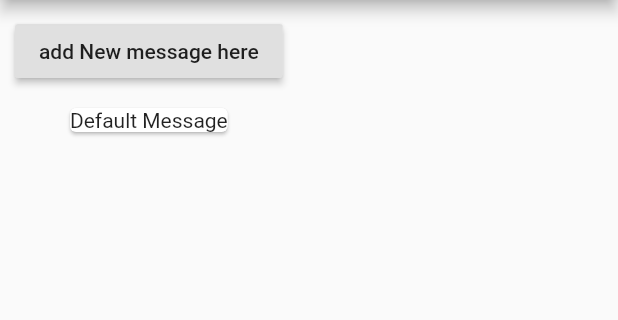
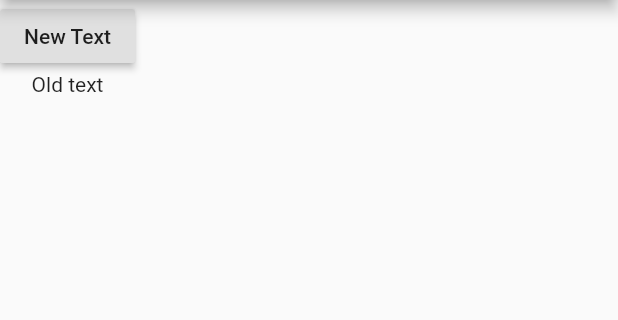
Before and after one commit to ChanM0/Flutter_Practice, a Flutter app: the screen it shows after launch, on a phone screen of 412 x 824 dp, the part 84-404 px from its top. Run offline on Flutter 3.47's test engine with Material 2 defaults, Android fonts, the phone set to English and light mode, and no system bars.

Commit message:
Redid assignment

```diff
--- a/section2/section_2_assignment_1/lib/Manager.dart
+++ /dev/null
@@ -1,47 +0,0 @@
-import 'package:flutter/material.dart';
-
-import './Message.dart';
-
-class Manager extends StatefulWidget {
-  final String message;
-
-  Manager({this.message = 'Default Message'});
-
-  @override
-  State<StatefulWidget> createState() {
-    return _ManagerState();
-  }
-}
-
-class _ManagerState extends State<Manager> {
-  List<String> _messages = [];
-
-  @override
-  void initState() {
-    super.initState();
-    _messages.add(widget.message);
-  }
-
-  @override
-  void didUpdateWidget(Manager oldWidget) {
-    super.didUpdateWidget(oldWidget);
-  }
-
-  @override
-  Widget build(BuildContext context) {
-    return Column(children: [
-      Container(
-        margin: EdgeInsets.all(10.0),
-        child: RaisedButton(
-          onPressed: () {
-            setState(() {
-              _messages.add("New Message");
-            });
-          },
-          child: Text('add New message here'),
-        ),
-      ),
-      Messages(_messages)
-    ]);
-  }
-}
--- a/section2/section_2_assignment_1/lib/Message.dart
+++ /dev/null
@@ -1,22 +0,0 @@
-import 'package:flutter/material.dart';
-
-class Messages extends StatelessWidget {
-  final List<String> messages;
-
-  Messages([this.messages = const []]);
-
-  @override
-  Widget build(BuildContext context) {
-    return Column(
-      children: messages
-          .map(
-            (element) => Card(
-                  child: Column(
-                    children: <Widget>[Text((element))],
-                  ),
-                ),
-          )
-          .toList(),
-    );
-  }
-}
--- a/section2/section_2_assignment_1/lib/main.dart
+++ b/section2/section_2_assignment_1/lib/main.dart
@@ -1,6 +1,6 @@
 import 'package:flutter/material.dart';
 
-import './Manager.dart';
+import './text_control.dart';
 
 void main() => runApp(MyApp());
 
@@ -10,11 +10,10 @@ class MyApp extends StatelessWidget {
     return MaterialApp(
       theme: ThemeData(primaryColor: Colors.deepOrange),
       home: Scaffold(
-        appBar: AppBar(
-          title: Text("Assignment 1"),
-        ),
-        body: Manager(),
-      ),
+          appBar: AppBar(
+            title: Text("Assignment 1"),
+          ),
+          body: TextControl()),
     );
   }
 }
--- /dev/null
+++ b/section2/section_2_assignment_1/lib/text_control.dart
@@ -0,0 +1,31 @@
+import 'package:flutter/material.dart';
+
+import './text_output.dart';
+
+class TextControl extends StatefulWidget {
+  @override
+  State<StatefulWidget> createState() {
+    // TODO: implement createState
+    return _TextControlState();
+  }
+}
+
+class _TextControlState extends State<TextControl> {
+  String _mainText = 'Old text';
+  @override
+  Widget build(BuildContext context) {
+    // TODO: implement build
+    return Column(
+      children: [
+        RaisedButton(
+            onPressed: () {
+              setState(() {
+                _mainText = 'New Text';
+              });
+            },
+            child: Text("New Text")),
+        TextOutput(output: _mainText)
+      ],
+    );
+  }
+}
--- /dev/null
+++ b/section2/section_2_assignment_1/lib/text_output.dart
@@ -0,0 +1,13 @@
+import 'package:flutter/material.dart';
+
+class TextOutput extends StatelessWidget {
+  final String output;
+
+  TextOutput({this.output});
+
+  @override
+  Widget build(BuildContext context) {
+    // TODO: implement build
+    return Text(output);
+  }
+}
```
